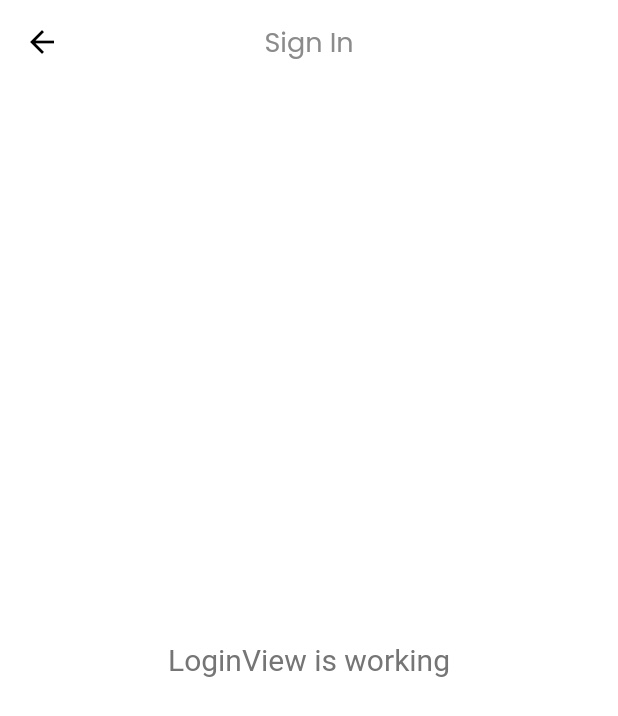
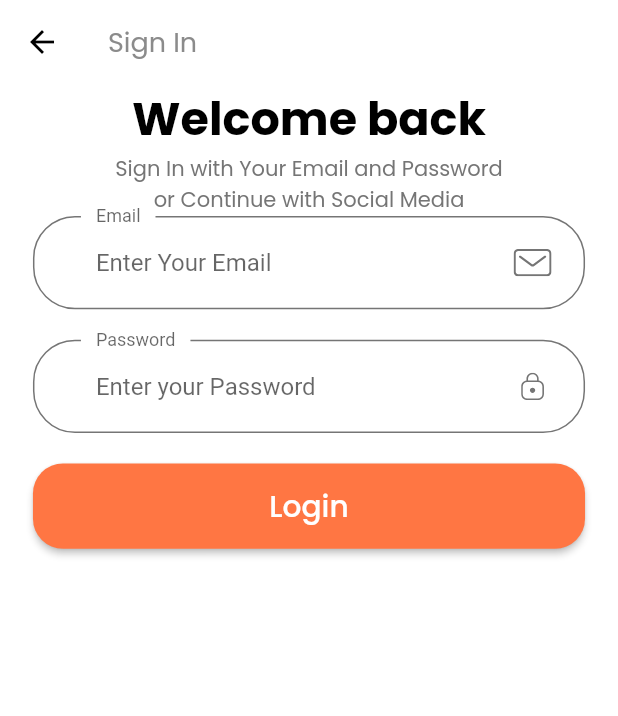
Before and after one commit to perymerdeka/marketplace, a Flutter app: the screen it shows after launch, after a tap on "Continue", on a phone screen of 412 x 824 dp. Shown: the top 716 px of the screen. Run offline on Flutter 3.47's test engine with Material 2 defaults, Android fonts, the phone set to English and light mode, and no system bars; our stand-ins replace flutter_svg, get, google_fonts.

Commit message:
WIP: Sign Button Done

```diff
--- /dev/null
+++ b/lib/app/modules/login/components/body.dart
@@ -0,0 +1,37 @@
+import 'package:flutter/material.dart';
+import 'package:google_fonts/google_fonts.dart';
+import 'package:marketplace/app/modules/login/components/forms.dart';
+import 'package:marketplace/themes/config.dart';
+
+class LoginBody extends StatelessWidget {
+  const LoginBody({super.key});
+
+  @override
+  Widget build(BuildContext context) {
+    return SafeArea(
+      child: SizedBox(
+        width: double.infinity,
+        child: Padding(
+          padding: EdgeInsets.symmetric(horizontal: getProportionateScreenWidth(20)),
+          child: Column(
+            children: [
+              Text(
+                "Welcome back",
+                style: GoogleFonts.poppins(
+                    color: Colors.black,
+                    fontSize: getProportionateScreenWidth(28),
+                    fontWeight: FontWeight.bold),
+              ),
+              Text(
+                "Sign In with Your Email and Password \nor Continue with Social Media",
+                style: GoogleFonts.poppins(),
+                textAlign: TextAlign.center,
+              ),
+              const FormsLogin()
+            ],
+          ),
+        ),
+      ),
+    );
+  }
+}
--- /dev/null
+++ b/lib/app/modules/login/components/forms.dart
@@ -0,0 +1,52 @@
+// form widget for login
+
+import 'package:flutter/material.dart';
+import 'package:marketplace/app/modules/splash/components/button.dart';
+import 'package:marketplace/themes/base.dart';
+import 'package:marketplace/themes/config.dart';
+
+class FormsLogin extends StatefulWidget {
+  const FormsLogin({super.key});
+
+  @override
+  State<FormsLogin> createState() => _FormsLoginState();
+}
+
+class _FormsLoginState extends State<FormsLogin> {
+  @override
+  Widget build(BuildContext context) {
+    return Form(
+      child: Column(
+        children: [
+          TextFormField(
+            keyboardType: TextInputType.emailAddress,
+            decoration: const InputDecoration(
+                floatingLabelBehavior: FloatingLabelBehavior.always,
+                labelText: "Email",
+                hintText: "Enter Your Email",
+                suffixIcon: CustomSuffix(
+                  svgIcon: "assets/icons/Mail.svg",
+                )),
+          ),
+          SizedBox(
+            height: getProportionateScreenHeight(20),
+          ),
+          TextFormField(
+            obscureText: true,
+            decoration: const InputDecoration(
+                labelText: "Password",
+                hintText: "Enter your Password",
+                floatingLabelBehavior: FloatingLabelBehavior.always,
+                suffixIcon: CustomSuffix(
+                  svgIcon: "assets/icons/Lock.svg",
+                )),
+          ),
+          SizedBox(
+            height: getProportionateScreenHeight(20),
+          ),
+          DefaultButton(buttonText: 'Login', onPress: () {})
+        ],
+      ),
+    );
+  }
+}
--- a/lib/app/modules/login/views/login_view.dart
+++ b/lib/app/modules/login/views/login_view.dart
@@ -1,6 +1,7 @@
 import 'package:flutter/material.dart';
 
 import 'package:get/get.dart';
+import 'package:marketplace/app/modules/login/components/body.dart';
 
 import '../controllers/login_controller.dart';
 
@@ -9,16 +10,10 @@ class LoginView extends GetView<LoginController> {
   @override
   Widget build(BuildContext context) {
     return Scaffold(
-      appBar: AppBar(
-        title: const Text('Sign In'),
-        centerTitle: true,
-      ),
-      body: const Center(
-        child: Text(
-          'LoginView is working',
-          style: TextStyle(fontSize: 20),
-        ),
-      ),
-    );
+        appBar: AppBar(
+      title: const Text("Sign In"),
+    ),
+    body: const LoginBody(),
+  );
   }
 }
--- a/lib/themes/base.dart
+++ b/lib/themes/base.dart
@@ -1,5 +1,7 @@
 import 'package:flutter/material.dart';
 import 'package:google_fonts/google_fonts.dart';
+import 'package:marketplace/themes/config.dart';
+import 'package:flutter_svg/flutter_svg.dart';
 
 Color kPrimaryColor = const Color(0xFFFF7643);
 Color kPrimaryLightColor = const Color(0xFFFFECDF);
@@ -18,17 +20,54 @@ ThemeData baseTheme() {
       visualDensity: VisualDensity.adaptivePlatformDensity,
       textTheme: TextTheme(
           bodyLarge: TextStyle(color: kTextColor),
-          bodyMedium: TextStyle(color: kTextColor)));
+          bodyMedium: TextStyle(color: kTextColor)
+        ),
+        inputDecorationTheme: inputDecorationTheme()
+      );
 }
 
 AppBarTheme appBarTheme() {
-  return  AppBarTheme(
+  return AppBarTheme(
       color: Colors.white,
       elevation: 0,
       iconTheme: const IconThemeData(color: Colors.black),
-      titleTextStyle:  GoogleFonts.poppins(
-        color: const Color(0xFF8B8B8B),
-        fontSize: 18
-      )
+      titleTextStyle:
+          GoogleFonts.poppins(color: const Color(0xFF8B8B8B), fontSize: 18));
+}
+
+InputDecorationTheme inputDecorationTheme() {
+  return InputDecorationTheme(
+      floatingLabelBehavior: FloatingLabelBehavior.always,
+      contentPadding: const EdgeInsets.symmetric(horizontal: 42, vertical: 20),
+      enabledBorder: OutlineInputBorder(
+        borderRadius: BorderRadius.circular(28),
+        borderSide: BorderSide(color: kTextColor),
+        gapPadding: 10,
+      ),
+      focusedBorder: OutlineInputBorder(
+        borderRadius: BorderRadius.circular(28),
+        borderSide: BorderSide(color: kTextColor),
+        gapPadding: 10,
+      ));
+}
+
+
+class CustomSuffix extends StatelessWidget {
+  const CustomSuffix({
+    super.key, required this.svgIcon,
+  });
+
+  final String svgIcon;
+
+  @override
+  Widget build(BuildContext context) {
+    return Padding(
+      padding: EdgeInsets.fromLTRB(0, getProportionateScreenWidth(20),
+          getProportionateScreenWidth(20), getProportionateScreenWidth(20)),
+      child: SvgPicture.asset(
+        svgIcon,
+        height: getProportionateScreenHeight(18),
+      ),
     );
+  }
 }
```
